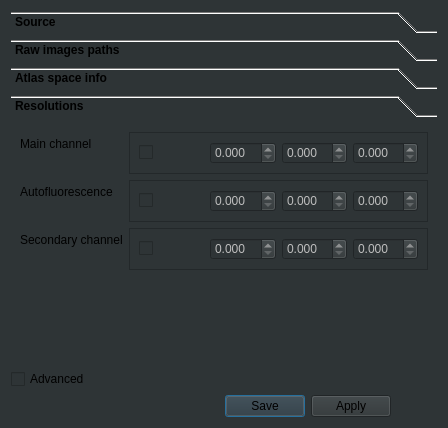
Qt form ClearMap/gui/creator/sample_tab.ui (ClearAnatomics/ClearMap) before a commit.
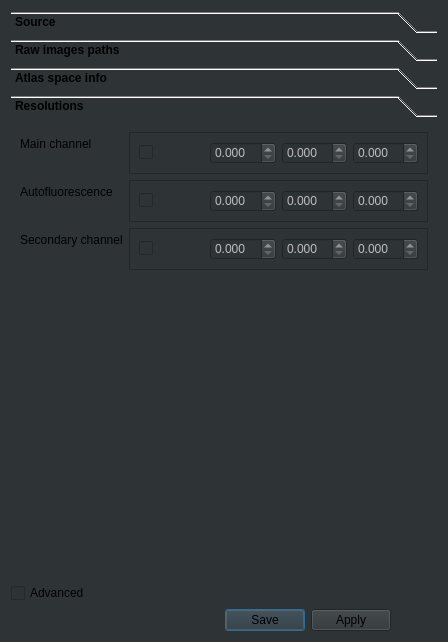
The same form after that commit. The open tabs and pages were chosen to show the change. Icons and pictures are not drawn.

What changed in the file:
```diff
--- a/ClearMap/gui/creator/sample_tab.ui
+++ b/ClearMap/gui/creator/sample_tab.ui
@@ -7,7 +7,7 @@
     <x>0</x>
     <y>0</y>
     <width>448</width>
-    <height>428</height>
+    <height>642</height>
    </rect>
   </property>
   <property name="windowTitle">
@@ -19,11 +19,13 @@
   <layout class="QVBoxLayout" name="verticalLayout">
    <item>
     <layout class="QVBoxLayout" name="verticalLayout_2">
+     <property name="sizeConstraint">
+      <enum>QLayout::SetMinimumSize</enum>
+     </property>
      <item>
       <widget class="QToolBox" name="toolBox">
        <property name="font">
         <font>
-         <weight>75</weight>
          <bold>true</bold>
         </font>
        </property>
@@ -860,13 +862,16 @@
           <x>0</x>
           <y>0</y>
           <width>428</width>
-          <height>165</height>
+          <height>444</height>
          </rect>
         </property>
         <attribute name="label">
          <string>Resolutions</string>
         </attribute>
-        <layout class="QFormLayout" name="formLayout_3">
+        <layout class="QFormLayout" name="formLayout_2">
+         <property name="sizeConstraint">
+          <enum>QLayout::SetMinimumSize</enum>
+         </property>
          <item row="0" column="0">
           <widget class="QLabel" name="label_6">
            <property name="toolTip">
@@ -1057,19 +1062,6 @@
        </widget>
       </widget>
      </item>
-     <item>
-      <spacer name="verticalSpacer">
-       <property name="orientation">
-        <enum>Qt::Vertical</enum>
-       </property>
-       <property name="sizeHint" stdset="0">
-        <size>
-         <width>20</width>
-         <height>20</height>
-        </size>
-       </property>
-      </spacer>
-     </item>
      <item>
       <widget class="QCheckBox" name="advancedCheckBox">
        <property name="text">
```
Left out of the diff: 549 changed lines with no effect on the pictures. Lines whose indentation alone changed are shown as unchanged.
